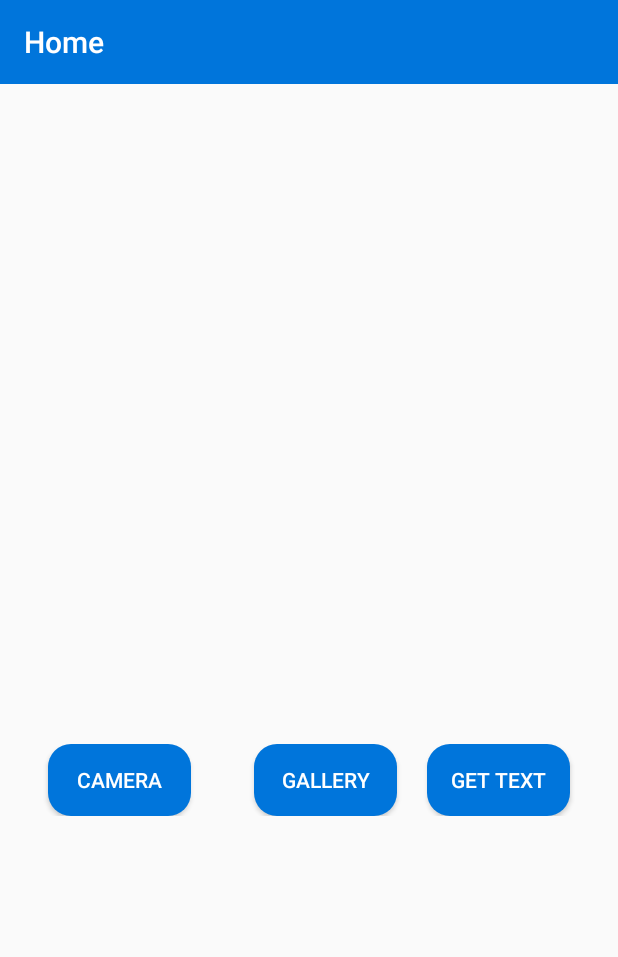
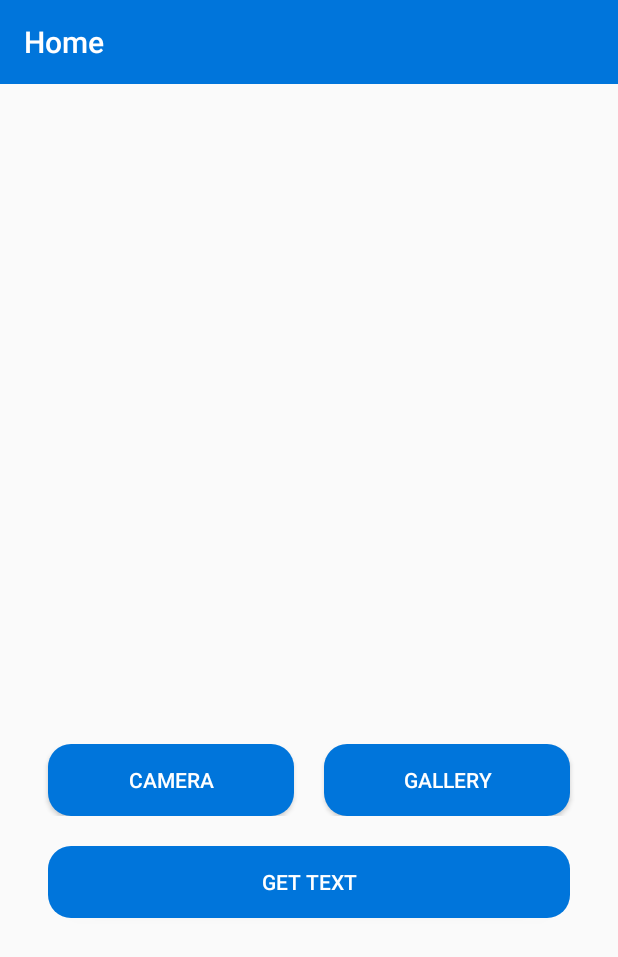
Before and after one commit to cripplinmuffin/cnpm2017_33_26, an Android app: the MainActivity screen opened directly, with no data from a screen before it, on a phone screen of 412 x 824 dp. Shown: the top 957 px of the screen. Run offline under Robolectric (Android 15) with nearby library versions, the phone set to English and light mode, and no system bars; libraries missing offline, so code that uses them is left out: com.google.android.gms.

Commit message:
Update layout main

```diff
--- a/OCR_app/app/src/main/res/layout/activity_main.xml
+++ b/OCR_app/app/src/main/res/layout/activity_main.xml
@@ -46,22 +46,23 @@
             android:layout_width="0dp"
             android:layout_height="wrap_content"
             android:layout_weight="1"
-            android:layout_marginStart="32dp"
-            android:layout_marginEnd="10dp"
+            android:layout_marginStart="10dp"
+            android:layout_marginEnd="32dp"
             android:background="@drawable/rounded_corner_button"
             android:text="@string/gallery"
             android:textColor="#ffffff" />
 
+    </LinearLayout>
+
     <Button
         android:id="@+id/btOCR"
-            android:layout_width="0dp"
+        android:layout_width="match_parent"
         android:layout_height="wrap_content"
-            android:layout_weight="1"
-            android:layout_marginStart="10dp"
+        android:layout_marginStart="32dp"
+        android:layout_marginTop="20dp"
         android:layout_marginEnd="32dp"
         android:background="@drawable/rounded_corner_button"
         android:text="@string/ocr"
         android:textColor="#ffffff" />
-    </LinearLayout>
 
 </LinearLayout>
```
Lines whose indentation alone changed are shown as unchanged.
